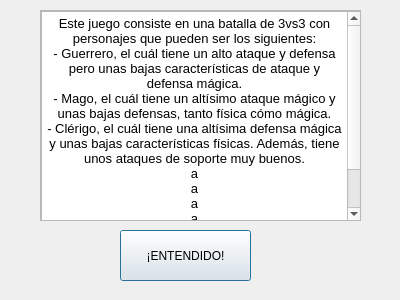
Qt form reglas.ui (EricRuedas/Trabajo) before a commit.
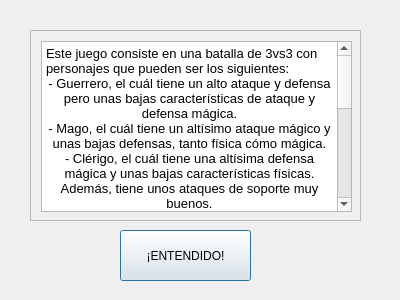
The same form after that commit.

Commit message:
Arreglo de fallos mínimos al implementar la fusión
Se ha inhabilitado el botón de fusión cuando ya se ha utilizado 1 vez y la barra correspondiente estará siempre vacía. Al salir del juego la barra recogía el resultado previo, por lo que este pequeño error se ha solucionado también.
Por último, se ha mejorado y ampliado la sección de reglas para que el usuario tenga una mejor información del juego, las fusiones y las diversas características de los personajes.

Diff of the .ui file:
```diff
--- a/reglas.ui
+++ b/reglas.ui
@@ -29,10 +29,10 @@
   <widget class="QScrollArea" name="scrollArea">
    <property name="geometry">
     <rect>
-     <x>40</x>
-     <y>10</y>
-     <width>321</width>
-     <height>211</height>
+     <x>30</x>
+     <y>30</y>
+     <width>331</width>
+     <height>191</height>
     </rect>
    </property>
    <property name="widgetResizable">
@@ -43,17 +43,17 @@
      <rect>
       <x>0</x>
       <y>0</y>
-      <width>319</width>
-      <height>209</height>
+      <width>329</width>
+      <height>189</height>
      </rect>
     </property>
-    <widget class="QTextBrowser" name="textBrowser">
+    <widget class="QTextEdit" name="textEdit">
      <property name="geometry">
       <rect>
-       <x>0</x>
-       <y>0</y>
-       <width>321</width>
-       <height>211</height>
+       <x>10</x>
+       <y>10</y>
+       <width>311</width>
+       <height>171</height>
       </rect>
      </property>
      <property name="html">
@@ -61,17 +61,14 @@
 &lt;html&gt;&lt;head&gt;&lt;meta name=&quot;qrichtext&quot; content=&quot;1&quot; /&gt;&lt;style type=&quot;text/css&quot;&gt;
 p, li { white-space: pre-wrap; }
 &lt;/style&gt;&lt;/head&gt;&lt;body style=&quot; font-family:'MS Shell Dlg 2'; font-size:8.25pt; font-weight:400; font-style:normal;&quot;&gt;
-&lt;p align=&quot;center&quot; style=&quot; margin-top:0px; margin-bottom:0px; margin-left:0px; margin-right:0px; -qt-block-indent:0; text-indent:0px;&quot;&gt;&lt;span style=&quot; font-size:10pt;&quot;&gt;Este juego consiste en una batalla de 3vs3 con personajes que pueden ser los siguientes:&lt;/span&gt;&lt;/p&gt;
+&lt;p style=&quot; margin-top:0px; margin-bottom:0px; margin-left:0px; margin-right:0px; -qt-block-indent:0; text-indent:0px;&quot;&gt;&lt;span style=&quot; font-size:10pt;&quot;&gt;Este juego consiste en una batalla de 3vs3 con personajes que pueden ser los siguientes:&lt;/span&gt;&lt;/p&gt;
 &lt;p align=&quot;center&quot; style=&quot; margin-top:0px; margin-bottom:0px; margin-left:0px; margin-right:0px; -qt-block-indent:0; text-indent:0px;&quot;&gt;&lt;span style=&quot; font-size:10pt;&quot;&gt;- Guerrero, el cuál tiene un alto ataque y defensa pero unas bajas características de ataque y defensa mágica.&lt;/span&gt;&lt;/p&gt;
 &lt;p align=&quot;center&quot; style=&quot; margin-top:0px; margin-bottom:0px; margin-left:0px; margin-right:0px; -qt-block-indent:0; text-indent:0px;&quot;&gt;&lt;span style=&quot; font-size:10pt;&quot;&gt;- Mago, el cuál tiene un altísimo ataque mágico y unas bajas defensas, tanto física cómo mágica.&lt;/span&gt;&lt;/p&gt;
 &lt;p align=&quot;center&quot; style=&quot; margin-top:0px; margin-bottom:0px; margin-left:0px; margin-right:0px; -qt-block-indent:0; text-indent:0px;&quot;&gt;&lt;span style=&quot; font-size:10pt;&quot;&gt;- Clérigo, el cuál tiene una altísima defensa mágica y unas bajas características físicas. Además, tiene unos ataques de soporte muy buenos.&lt;/span&gt;&lt;/p&gt;
-&lt;p align=&quot;center&quot; style=&quot; margin-top:0px; margin-bottom:0px; margin-left:0px; margin-right:0px; -qt-block-indent:0; text-indent:0px;&quot;&gt;&lt;span style=&quot; font-size:10pt;&quot;&gt;a&lt;/span&gt;&lt;/p&gt;
-&lt;p align=&quot;center&quot; style=&quot; margin-top:0px; margin-bottom:0px; margin-left:0px; margin-right:0px; -qt-block-indent:0; text-indent:0px;&quot;&gt;&lt;span style=&quot; font-size:10pt;&quot;&gt;a&lt;/span&gt;&lt;/p&gt;
-&lt;p align=&quot;center&quot; style=&quot; margin-top:0px; margin-bottom:0px; margin-left:0px; margin-right:0px; -qt-block-indent:0; text-indent:0px;&quot;&gt;&lt;span style=&quot; font-size:10pt;&quot;&gt;a&lt;/span&gt;&lt;/p&gt;
-&lt;p align=&quot;center&quot; style=&quot; margin-top:0px; margin-bottom:0px; margin-left:0px; margin-right:0px; -qt-block-indent:0; text-indent:0px;&quot;&gt;&lt;span style=&quot; font-size:10pt;&quot;&gt;a&lt;/span&gt;&lt;/p&gt;
-&lt;p align=&quot;center&quot; style=&quot; margin-top:0px; margin-bottom:0px; margin-left:0px; margin-right:0px; -qt-block-indent:0; text-indent:0px;&quot;&gt;&lt;span style=&quot; font-size:10pt;&quot;&gt;aa&lt;/span&gt;&lt;/p&gt;
-&lt;p align=&quot;center&quot; style=&quot; margin-top:0px; margin-bottom:0px; margin-left:0px; margin-right:0px; -qt-block-indent:0; text-indent:0px;&quot;&gt;&lt;span style=&quot; font-size:10pt;&quot;&gt;a&lt;/span&gt;&lt;/p&gt;
-&lt;p align=&quot;center&quot; style=&quot;-qt-paragraph-type:empty; margin-top:0px; margin-bottom:0px; margin-left:0px; margin-right:0px; -qt-block-indent:0; text-indent:0px; font-size:10pt;&quot;&gt;&lt;br /&gt;&lt;/p&gt;&lt;/body&gt;&lt;/html&gt;</string>
+&lt;p align=&quot;center&quot; style=&quot;-qt-paragraph-type:empty; margin-top:0px; margin-bottom:0px; margin-left:0px; margin-right:0px; -qt-block-indent:0; text-indent:0px; font-size:10pt;&quot;&gt;&lt;br /&gt;&lt;/p&gt;
+&lt;p align=&quot;center&quot; style=&quot; margin-top:0px; margin-bottom:0px; margin-left:0px; margin-right:0px; -qt-block-indent:0; text-indent:0px;&quot;&gt;&lt;span style=&quot; font-size:10pt;&quot;&gt;Los ataques normales (físicos) tendrán en cuenta para calcular el daño la defensa física del rival, mientras que los ataques mágiso tendrán en cuenta para calcular el daño la defensa mágica del rival.&lt;/span&gt;&lt;/p&gt;
+&lt;p align=&quot;center&quot; style=&quot;-qt-paragraph-type:empty; margin-top:0px; margin-bottom:0px; margin-left:0px; margin-right:0px; -qt-block-indent:0; text-indent:0px; font-size:10pt;&quot;&gt;&lt;br /&gt;&lt;/p&gt;
+&lt;p align=&quot;center&quot; style=&quot; margin-top:0px; margin-bottom:0px; margin-left:0px; margin-right:0px; -qt-block-indent:0; text-indent:0px;&quot;&gt;&lt;span style=&quot; font-size:10pt;&quot;&gt;Además, se pueden hacer fusiones. Éstas, se harán entre dos personajes (el presente en batalla + otro integrante de tu equipo que no esté debilitado). Las características de los personajes fusionados son más altas que por separado y tendrán como ataques los de ambos personajes fusionados más uno extra, el cuál es muy poderoso. Dichas fusiones se podrán realizar cuando uno de los personajes haya pasado 3 turnos seguidos en el campo (hay una barra indicadora durante el combate) y con un máximo de 1 fusión por equipo.&lt;/span&gt;&lt;/p&gt;&lt;/body&gt;&lt;/html&gt;</string>
      </property>
     </widget>
    </widget>
```
Left out of the diff: 4 changed lines with no effect on the pictures. The commit also changes 20 other files.
